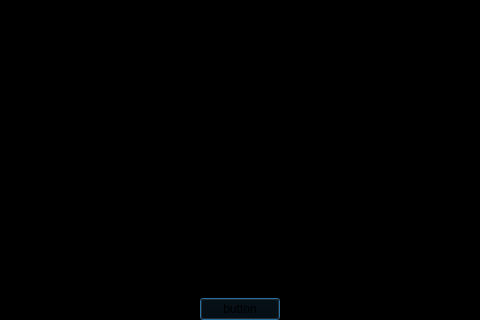
First picture: the form in UI/StartScreen.ui, repository Mend57/dungeon-crawler, before the edit; both pictures show x 160 to 640 and y 280 to 600 of the 800 by 600 pixel window.
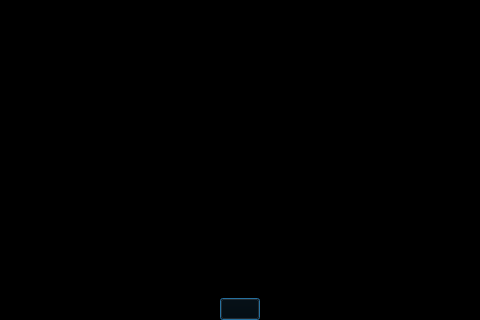
Second picture: the form after the edit.

Commit message: movement buttons

What changed in the file:
```diff
--- a/UI/StartScreen.ui
+++ b/UI/StartScreen.ui
@@ -86,9 +86,6 @@
        <property name="cursor">
         <cursorShape>PointingHandCursor</cursorShape>
        </property>
-       <property name="text">
-        <string>button</string>
-       </property>
       </widget>
      </item>
      <item>
```
The commit also changes 10 other files.
